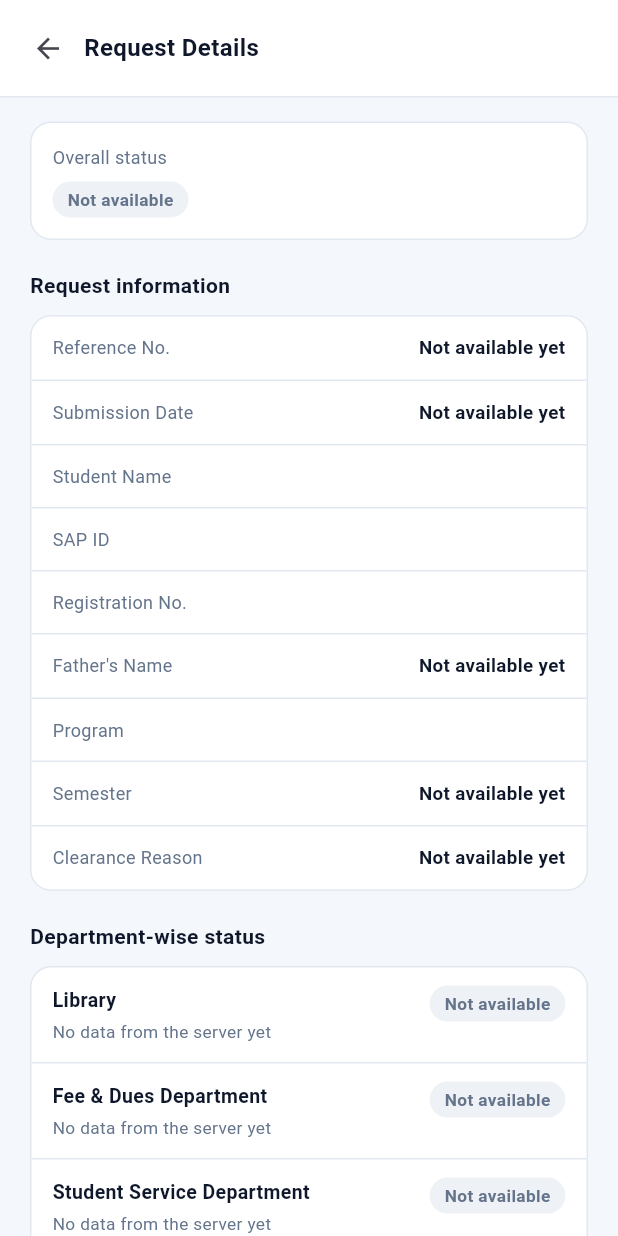
After one commit to ibad-r/e-clearance-mobile, a Flutter app: the StudentDetailsScreen screen opened directly, on a phone screen of 412 x 824 dp. The commit adds this screen. Run offline on Flutter 3.47's test engine with Material 3 defaults, Android fonts, the phone set to English and light mode, and no system bars; our stand-ins replace flutter_secure_storage; accounts and stored records are empty.

Commit message:
feat: add student request details screen

```diff
--- /dev/null
+++ b/lib/features/student/screens/student_details_screen.dart
@@ -0,0 +1,400 @@
+import 'package:flutter/material.dart';
+import 'package:provider/provider.dart';
+import '../../../core/theme/app_theme.dart';
+import '../state/student_state.dart';
+
+class StudentDetailsScreen extends StatelessWidget {
+  const StudentDetailsScreen({super.key});
+
+  static const _missing = 'Not available yet';
+
+  static const _areas = [
+    'Library',
+    'Fee & Dues Department',
+    'Student Service Department',
+    'Laboratory',
+    'Coordination Office',
+  ];
+
+  DepartmentStatusItem? _find(StudentRequestStatus? r, String name) {
+    if (r == null) return null;
+    for (final d in r.departments) {
+      if (d.name == name) return d;
+    }
+    return null;
+  }
+
+  @override
+  Widget build(BuildContext context) {
+    final state = context.watch<StudentState>();
+    final request = state.currentRequest;
+    final profile = state.profile;
+
+    return Scaffold(
+      body: SafeArea(
+        child: Column(
+          children: [
+            Container(
+              width: double.infinity,
+              padding: const EdgeInsets.fromLTRB(8, 8, 20, 8),
+              decoration: const BoxDecoration(
+                color: Colors.white,
+                border: Border(bottom: BorderSide(color: AppTheme.border)),
+              ),
+              child: Row(
+                children: [
+                  IconButton(
+                    icon: const Icon(Icons.arrow_back, size: 22),
+                    onPressed: () => Navigator.pop(context),
+                  ),
+                  const Text(
+                    'Request Details',
+                    style: TextStyle(
+                      fontSize: 16,
+                      fontWeight: FontWeight.w700,
+                      color: AppTheme.textDark,
+                    ),
+                  ),
+                ],
+              ),
+            ),
+            Expanded(
+              child: SingleChildScrollView(
+                padding: const EdgeInsets.fromLTRB(20, 16, 20, 24),
+                child: Column(
+                  crossAxisAlignment: CrossAxisAlignment.start,
+                  children: [
+                    Container(
+                      width: double.infinity,
+                      padding: const EdgeInsets.all(14),
+                      decoration: BoxDecoration(
+                        color: Colors.white,
+                        borderRadius: BorderRadius.circular(14),
+                        border: Border.all(color: AppTheme.border),
+                      ),
+                      child: Column(
+                        crossAxisAlignment: CrossAxisAlignment.start,
+                        children: [
+                          const Text('Overall status',
+                              style: TextStyle(
+                                  fontSize: 12, color: AppTheme.textMuted)),
+                          const SizedBox(height: 8),
+                          request == null
+                              ? const _Badge(
+                              label: 'Not available',
+                              kind: _BadgeKind.unknown)
+                              : _Badge(
+                              label: request.overallStatus,
+                              kind: _BadgeKind.pending),
+                        ],
+                      ),
+                    ),
+                    const SizedBox(height: 20),
+                    const _SectionTitle('Request information'),
+                    // TODO(student-api): fill father's name, semester and
+                    // clearance reason from the server's request record.
+                    _Card(
+                      children: [
+                        _InfoRow('Reference No.',
+                            request?.referenceNumber ?? _missing),
+                        _InfoRow('Submission Date',
+                            request?.submittedOn ?? _missing),
+                        _InfoRow('Student Name', profile?.name ?? _missing),
+                        _InfoRow('SAP ID', profile?.sapId ?? _missing),
+                        _InfoRow('Registration No.',
+                            profile?.registrationNumber ?? _missing),
+                        const _InfoRow("Father's Name", _missing),
+                        _InfoRow('Program', profile?.program ?? _missing),
+                        const _InfoRow('Semester', _missing),
+                        const _InfoRow('Clearance Reason', _missing,
+                            last: true),
+                      ],
+                    ),
+                    const SizedBox(height: 20),
+                    const _SectionTitle('Department-wise status'),
+                    _Card(
+                      children: [
+                        for (var i = 0; i < _areas.length; i++)
+                          _DepartmentRow(
+                            name: _areas[i],
+                            ifRequired: _areas[i] == 'Laboratory',
+                            item: _find(request, _areas[i]),
+                            last: i == _areas.length - 1,
+                          ),
+                      ],
+                    ),
+                    const SizedBox(height: 20),
+                    const _SectionTitle('Outstanding requirements'),
+                    Container(
+                      width: double.infinity,
+                      padding: const EdgeInsets.all(14),
+                      decoration: BoxDecoration(
+                        color: Colors.white,
+                        borderRadius: BorderRadius.circular(14),
+                        border: Border.all(color: AppTheme.border),
+                      ),
+                      child: Text(
+                        request == null
+                            ? 'No data from the server yet.'
+                            : 'No outstanding requirements have been '
+                            'reported.',
+                        style: const TextStyle(
+                            fontSize: 13, color: AppTheme.textMuted),
+                      ),
+                    ),
+                    const SizedBox(height: 16),
+                    Container(
+                      width: double.infinity,
+                      padding: const EdgeInsets.all(12),
+                      decoration: BoxDecoration(
+                        color: AppTheme.infoBg,
+                        borderRadius: BorderRadius.circular(12),
+                        border:
+                        Border.all(color: const Color(0xFFCBD8F5)),
+                      ),
+                      child: Row(
+                        crossAxisAlignment: CrossAxisAlignment.start,
+                        children: [
+                          const Icon(Icons.school_outlined,
+                              size: 16, color: AppTheme.primary),
+                          const SizedBox(width: 8),
+                          Expanded(
+                            child: RichText(
+                              text: const TextSpan(
+                                style: TextStyle(
+                                    fontSize: 12.5,
+                                    color: AppTheme.primary,
+                                    height: 1.35),
+                                children: [
+                                  TextSpan(
+                                    text: 'Next step after clearance: ',
+                                    style: TextStyle(
+                                        fontWeight: FontWeight.w700),
+                                  ),
+                                  TextSpan(
+                                    text: 'once you are cleared by all '
+                                        'required areas, take your cleared '
+                                        'certificate to the Examination '
+                                        'Department. It verifies the '
+                                        'certificate and issues your final '
+                                        'transcript. This is not a '
+                                        'clearance stage.',
+                                  ),
+                                ],
+                              ),
+                            ),
+                          ),
+                        ],
+                      ),
+                    ),
+                  ],
+                ),
+              ),
+            ),
+          ],
+        ),
+      ),
+    );
+  }
+}
+
+class _SectionTitle extends StatelessWidget {
+  const _SectionTitle(this.text);
+  final String text;
+
+  @override
+  Widget build(BuildContext context) => Padding(
+    padding: const EdgeInsets.only(bottom: 10),
+    child: Text(
+      text,
+      style: const TextStyle(
+        fontSize: 14,
+        fontWeight: FontWeight.w700,
+        color: AppTheme.textDark,
+      ),
+    ),
+  );
+}
+
+class _Card extends StatelessWidget {
+  const _Card({required this.children});
+  final List<Widget> children;
+
+  @override
+  Widget build(BuildContext context) {
+    return Container(
+      width: double.infinity,
+      decoration: BoxDecoration(
+        color: Colors.white,
+        borderRadius: BorderRadius.circular(14),
+        border: Border.all(color: AppTheme.border),
+      ),
+      child: Column(children: children),
+    );
+  }
+}
+
+class _InfoRow extends StatelessWidget {
+  const _InfoRow(this.label, this.value, {this.last = false});
+  final String label;
+  final String value;
+  final bool last;
+
+  @override
+  Widget build(BuildContext context) {
+    return Container(
+      padding: const EdgeInsets.symmetric(horizontal: 14, vertical: 12),
+      decoration: BoxDecoration(
+        border: last
+            ? null
+            : const Border(bottom: BorderSide(color: AppTheme.border)),
+      ),
+      child: Row(
+        crossAxisAlignment: CrossAxisAlignment.start,
+        children: [
+          Expanded(
+            flex: 4,
+            child: Text(label,
+                style: const TextStyle(
+                    fontSize: 12, color: AppTheme.textMuted)),
+          ),
+          Expanded(
+            flex: 6,
+            child: Text(
+              value,
+              textAlign: TextAlign.right,
+              style: const TextStyle(
+                fontSize: 12.5,
+                fontWeight: FontWeight.w600,
+                color: AppTheme.textDark,
+              ),
+            ),
+          ),
+        ],
+      ),
+    );
+  }
+}
+
+class _DepartmentRow extends StatelessWidget {
+  const _DepartmentRow({
+    required this.name,
+    required this.item,
+    this.ifRequired = false,
+    this.last = false,
+  });
+
+  final String name;
+  final DepartmentStatusItem? item;
+  final bool ifRequired;
+  final bool last;
+
+  @override
+  Widget build(BuildContext context) {
+    final i = item;
+    final badge = i == null
+        ? const _Badge(label: 'Not available', kind: _BadgeKind.unknown)
+        : switch (i.status) {
+      DepartmentStatus.pending =>
+      const _Badge(label: 'Pending', kind: _BadgeKind.pending),
+      DepartmentStatus.cleared =>
+      const _Badge(label: 'Cleared', kind: _BadgeKind.cleared),
+      DepartmentStatus.notRequired =>
+      const _Badge(label: 'Not Required', kind: _BadgeKind.unknown),
+    };
+
+    return Container(
+      padding: const EdgeInsets.symmetric(horizontal: 14, vertical: 12),
+      decoration: BoxDecoration(
+        border: last
+            ? null
+            : const Border(bottom: BorderSide(color: AppTheme.border)),
+      ),
+      child: Row(
+        crossAxisAlignment: CrossAxisAlignment.start,
+        children: [
+          Expanded(
+            child: Column(
+              crossAxisAlignment: CrossAxisAlignment.start,
+              children: [
+                Wrap(
+                  crossAxisAlignment: WrapCrossAlignment.center,
+                  spacing: 6,
+                  children: [
+                    Text(
+                      name,
+                      style: const TextStyle(
+                        fontSize: 13,
+                        fontWeight: FontWeight.w700,
+                        color: AppTheme.textDark,
+                      ),
+                    ),
+                    if (ifRequired)
+                      const Text(
+                        'If Required',
+                        style: TextStyle(
+                          fontSize: 11,
+                          fontWeight: FontWeight.w600,
+                          color: Color(0xFFB45309),
+                        ),
+                      ),
+                  ],
+                ),
+                const SizedBox(height: 4),
+                Text(
+                  i == null
+                      ? 'No data from the server yet'
+                      : (i.updateText ?? 'No update yet'),
+                  style: const TextStyle(
+                      fontSize: 11.5, color: AppTheme.textMuted),
+                ),
+              ],
+            ),
+          ),
+          const SizedBox(width: 8),
+          badge,
+        ],
+      ),
+    );
+  }
+}
+
+enum _BadgeKind { pending, cleared, unknown }
+
+class _Badge extends StatelessWidget {
+  const _Badge({required this.label, required this.kind});
+  final String label;
+  final _BadgeKind kind;
+
+  @override
+  Widget build(BuildContext context) {
+    final Color bg;
+    final Color fg;
+    switch (kind) {
+      case _BadgeKind.pending:
+        bg = const Color(0xFFFEF3C7);
+        fg = const Color(0xFFB45309);
+      case _BadgeKind.cleared:
+        bg = const Color(0xFFE6F4EA);
+        fg = const Color(0xFF15803D);
+      case _BadgeKind.unknown:
+        bg = const Color(0xFFEEF1F5);
+        fg = AppTheme.textMuted;
+    }
+    return Container(
+      padding: const EdgeInsets.symmetric(horizontal: 10, vertical: 4),
+      decoration: BoxDecoration(
+        color: bg,
+        borderRadius: BorderRadius.circular(20),
+      ),
+      child: Text(
+        label,
+        style: TextStyle(
+          fontSize: 11.5,
+          fontWeight: FontWeight.w600,
+          color: fg,
+        ),
+      ),
+    );
+  }
+}
--- a/lib/features/student/screens/student_shell.dart
+++ b/lib/features/student/screens/student_shell.dart
@@ -2,6 +2,7 @@ import 'package:flutter/material.dart';
 import 'package:provider/provider.dart';
 import '../state/student_state.dart';
 import 'student_dashboard_screen.dart';
+import 'student_details_screen.dart';
 import 'student_profile_screen.dart';
 import 'student_request_screen.dart';
 import 'student_review_screen.dart';
@@ -40,9 +41,14 @@ class _StudentShellState extends State<StudentShell> {
   }
 
   void _openDetails() {
-    // TODO: open the Request Details screen (built next).
-    ScaffoldMessenger.of(context).showSnackBar(
-      const SnackBar(content: Text('Request Details is coming next.')),
+    Navigator.push(
+      context,
+      MaterialPageRoute(
+        builder: (_) => ChangeNotifierProvider<StudentState>.value(
+          value: _state,
+          child: const StudentDetailsScreen(),
+        ),
+      ),
     );
   }
 
```
